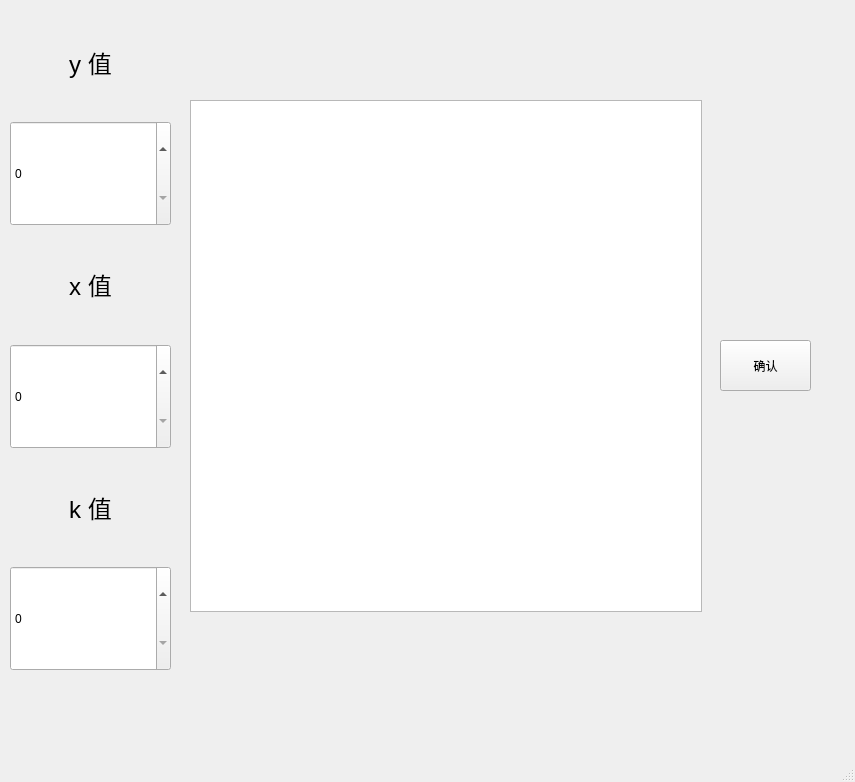
First picture: the form in cover_board/mainwindow.ui, repository AK47are/chinese-chess, before the edit.
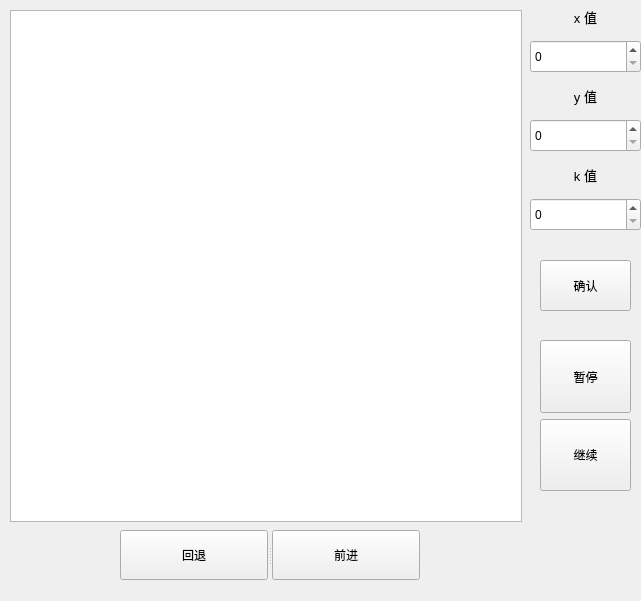
Second picture: the form after the edit.

```diff
--- a/cover_board/mainwindow.ui
+++ b/cover_board/mainwindow.ui
@@ -6,14 +6,14 @@
    <rect>
     <x>0</x>
     <y>0</y>
-    <width>855</width>
-    <height>782</height>
+    <width>641</width>
+    <height>601</height>
    </rect>
   </property>
   <property name="maximumSize">
    <size>
-    <width>855</width>
-    <height>782</height>
+    <width>641</width>
+    <height>601</height>
    </size>
   </property>
   <property name="windowTitle">
@@ -28,40 +28,19 @@
    <widget class="QWidget" name="widget" native="true">
     <property name="geometry">
      <rect>
-      <x>10</x>
-      <y>10</y>
-      <width>161</width>
-      <height>661</height>
+      <x>530</x>
+      <y>0</y>
+      <width>111</width>
+      <height>231</height>
      </rect>
     </property>
     <layout class="QVBoxLayout" name="verticalLayout_4">
-     <item>
-      <layout class="QVBoxLayout" name="verticalLayout">
-       <item>
-        <widget class="QLabel" name="label_2">
-         <property name="text">
-          <string>&lt;html&gt;&lt;head/&gt;&lt;body&gt;&lt;p align=&quot;center&quot;&gt;&lt;span style=&quot; font-size:18pt;&quot;&gt;y 值&lt;/span&gt;&lt;/p&gt;&lt;/body&gt;&lt;/html&gt;</string>
-         </property>
-        </widget>
-       </item>
-       <item>
-        <widget class="QSpinBox" name="setY">
-         <property name="sizePolicy">
-          <sizepolicy hsizetype="Minimum" vsizetype="Preferred">
-           <horstretch>0</horstretch>
-           <verstretch>0</verstretch>
-          </sizepolicy>
-         </property>
-        </widget>
-       </item>
-      </layout>
-     </item>
      <item>
       <layout class="QVBoxLayout" name="verticalLayout_3">
        <item>
         <widget class="QLabel" name="label_3">
          <property name="text">
-          <string>&lt;html&gt;&lt;head/&gt;&lt;body&gt;&lt;p align=&quot;center&quot;&gt;&lt;span style=&quot; font-size:18pt;&quot;&gt;x 值&lt;/span&gt;&lt;/p&gt;&lt;/body&gt;&lt;/html&gt;</string>
+          <string>&lt;html&gt;&lt;head/&gt;&lt;body&gt;&lt;p align=&quot;center&quot;&gt;&lt;span style=&quot; font-size:10pt;&quot;&gt;x 值&lt;/span&gt;&lt;/p&gt;&lt;/body&gt;&lt;/html&gt;</string>
          </property>
         </widget>
        </item>
@@ -77,12 +56,33 @@
        </item>
       </layout>
      </item>
+     <item>
+      <layout class="QVBoxLayout" name="verticalLayout">
+       <item>
+        <widget class="QLabel" name="label_2">
+         <property name="text">
+          <string>&lt;html&gt;&lt;head/&gt;&lt;body&gt;&lt;p align=&quot;center&quot;&gt;&lt;span style=&quot; font-size:10pt;&quot;&gt;y 值&lt;/span&gt;&lt;/p&gt;&lt;/body&gt;&lt;/html&gt;</string>
+         </property>
+        </widget>
+       </item>
+       <item>
+        <widget class="QSpinBox" name="setY">
+         <property name="sizePolicy">
+          <sizepolicy hsizetype="Minimum" vsizetype="Preferred">
+           <horstretch>0</horstretch>
+           <verstretch>0</verstretch>
+          </sizepolicy>
+         </property>
+        </widget>
+       </item>
+      </layout>
+     </item>
      <item>
       <layout class="QVBoxLayout" name="verticalLayout_2">
        <item>
         <widget class="QLabel" name="label">
          <property name="text">
-          <string>&lt;html&gt;&lt;head/&gt;&lt;body&gt;&lt;p align=&quot;center&quot;&gt;&lt;span style=&quot; font-size:18pt;&quot;&gt;k 值&lt;/span&gt;&lt;/p&gt;&lt;/body&gt;&lt;/html&gt;</string>
+          <string>&lt;html&gt;&lt;head/&gt;&lt;body&gt;&lt;p align=&quot;center&quot;&gt;&lt;span style=&quot; font-size:10pt;&quot;&gt;k 值&lt;/span&gt;&lt;/p&gt;&lt;/body&gt;&lt;/html&gt;</string>
          </property>
         </widget>
        </item>
@@ -103,8 +103,8 @@
    <widget class="QPushButton" name="submitValue">
     <property name="geometry">
      <rect>
-      <x>720</x>
-      <y>340</y>
+      <x>540</x>
+      <y>260</y>
       <width>91</width>
       <height>51</height>
      </rect>
@@ -116,8 +116,8 @@
    <widget class="QGraphicsView" name="displayChess">
     <property name="geometry">
      <rect>
-      <x>190</x>
-      <y>100</y>
+      <x>10</x>
+      <y>10</y>
       <width>512</width>
       <height>512</height>
      </rect>
@@ -138,8 +138,86 @@
      <enum>QAbstractScrollArea::SizeAdjustPolicy::AdjustIgnored</enum>
     </property>
    </widget>
+   <widget class="QSplitter" name="splitter">
+    <property name="geometry">
+     <rect>
+      <x>120</x>
+      <y>530</y>
+      <width>300</width>
+      <height>50</height>
+     </rect>
+    </property>
+    <property name="maximumSize">
+     <size>
+      <width>16777215</width>
+      <height>16777215</height>
+     </size>
+    </property>
+    <property name="orientation">
+     <enum>Qt::Orientation::Horizontal</enum>
+    </property>
+    <widget class="QPushButton" name="showBack">
+     <property name="sizePolicy">
+      <sizepolicy hsizetype="Minimum" vsizetype="Preferred">
+       <horstretch>0</horstretch>
+       <verstretch>0</verstretch>
+      </sizepolicy>
+     </property>
+     <property name="text">
+      <string>回退</string>
+     </property>
+    </widget>
+    <widget class="QPushButton" name="showForward">
+     <property name="sizePolicy">
+      <sizepolicy hsizetype="Minimum" vsizetype="Preferred">
+       <horstretch>0</horstretch>
+       <verstretch>0</verstretch>
+      </sizepolicy>
+     </property>
+     <property name="text">
+      <string>前进</string>
+     </property>
+    </widget>
+   </widget>
+   <widget class="QWidget" name="verticalLayoutWidget">
+    <property name="geometry">
+     <rect>
+      <x>540</x>
+      <y>340</y>
+      <width>91</width>
+      <height>151</height>
+     </rect>
+    </property>
+    <layout class="QVBoxLayout" name="verticalLayout_6">
+     <item>
+      <widget class="QPushButton" name="showStop">
+       <property name="sizePolicy">
+        <sizepolicy hsizetype="Minimum" vsizetype="Preferred">
+         <horstretch>0</horstretch>
+         <verstretch>0</verstretch>
+        </sizepolicy>
+       </property>
+       <property name="text">
+        <string>暂停</string>
+       </property>
+      </widget>
+     </item>
+     <item>
+      <widget class="QPushButton" name="showContinue">
+       <property name="sizePolicy">
+        <sizepolicy hsizetype="Minimum" vsizetype="Preferred">
+         <horstretch>0</horstretch>
+         <verstretch>0</verstretch>
+        </sizepolicy>
+       </property>
+       <property name="text">
+        <string>继续</string>
+       </property>
+      </widget>
+     </item>
+    </layout>
+   </widget>
   </widget>
-  <widget class="QStatusBar" name="statusbar"/>
  </widget>
  <resources/>
  <connections/>
```
